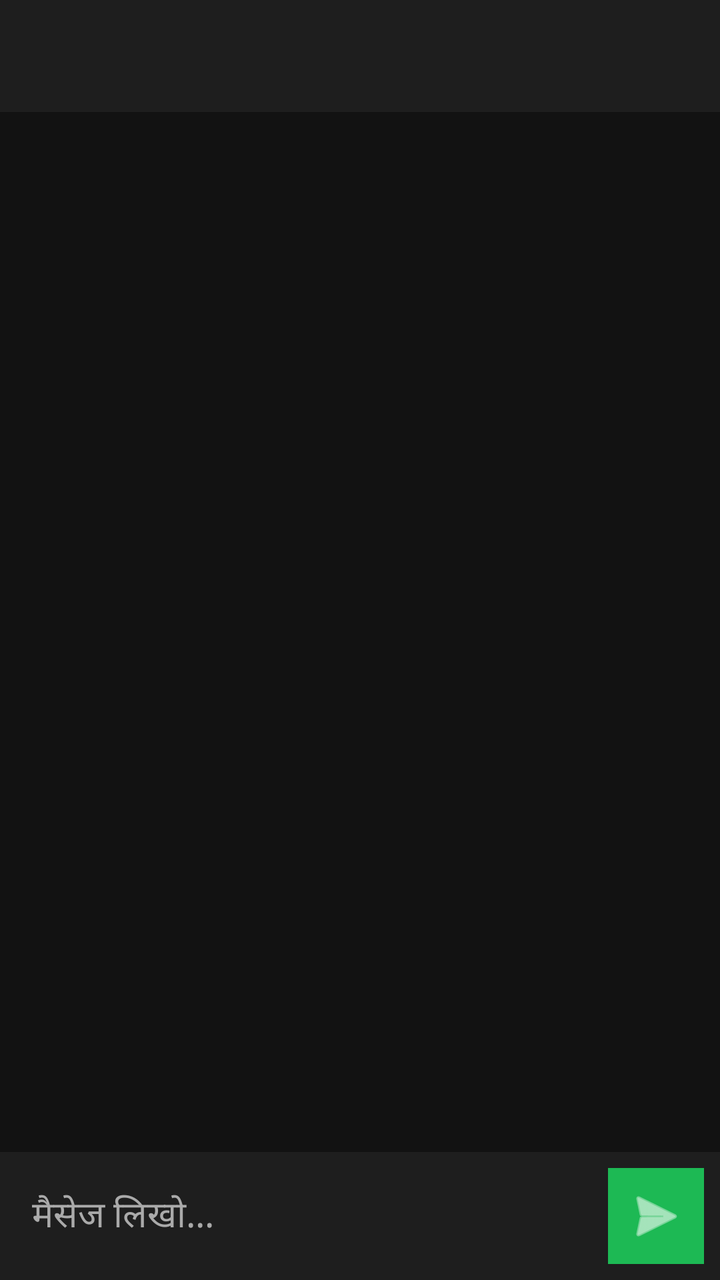
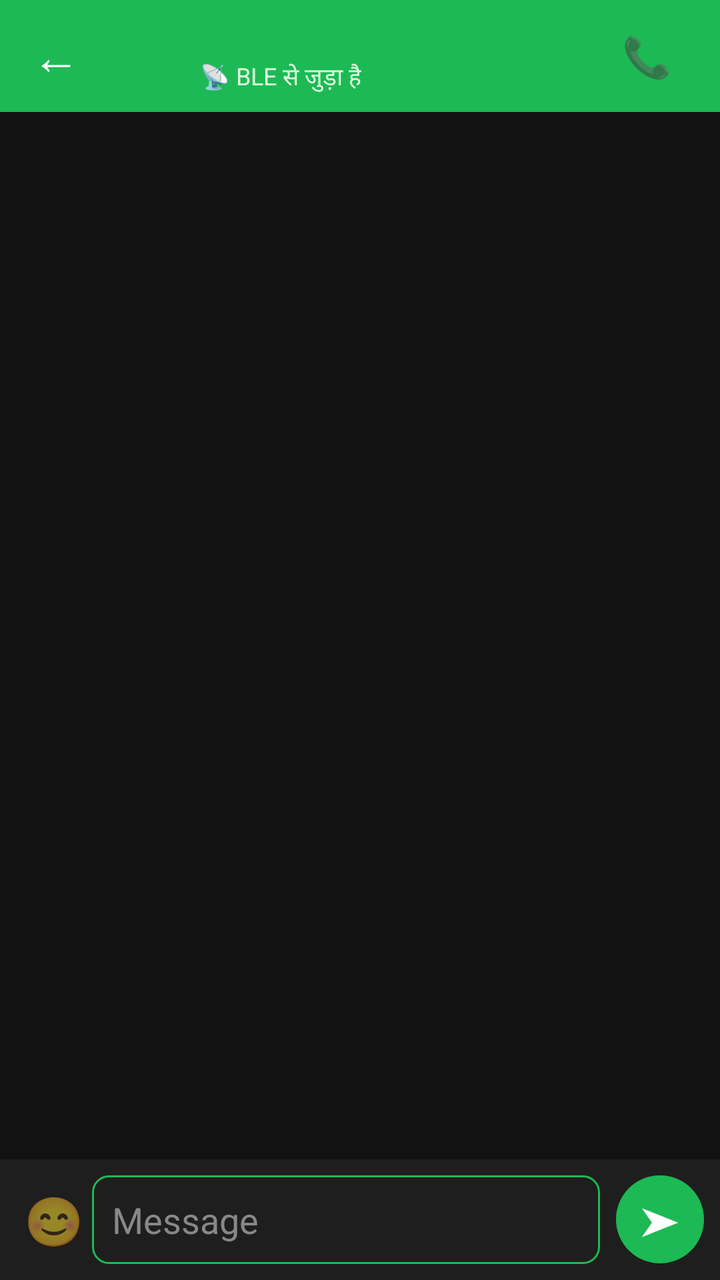

Two renders of the same Android screen: before a commit and after it. Below are the layout's source before the change and the commit's diff.
<!-- AndroidManifest.xml: application theme Theme.FreeChat -->
<!-- res/layout/activity_chat.xml -->
<?xml version="1.0" encoding="utf-8"?>
<LinearLayout xmlns:android="http://schemas.android.com/apk/res/android"
    android:layout_width="match_parent"
    android:layout_height="match_parent"
    android:background="@color/dark_bg"
    android:orientation="vertical">
    <androidx.appcompat.widget.Toolbar
        android:id="@+id/toolbar"
        android:layout_width="match_parent"
        android:layout_height="?attr/actionBarSize"
        android:background="@color/dark_surface"
        android:titleTextColor="@color/white"/>
    <androidx.recyclerview.widget.RecyclerView
        android:id="@+id/rvMessages"
        android:layout_width="match_parent"
        android:layout_height="0dp"
        android:layout_weight="1"
        android:padding="8dp"/>
    <LinearLayout
        android:layout_width="match_parent"
        android:layout_height="wrap_content"
        android:background="@color/dark_surface"
        android:orientation="horizontal"
        android:padding="8dp"
        android:gravity="center_vertical">
        <EditText
            android:id="@+id/etMessage"
            android:layout_width="0dp"
            android:layout_height="wrap_content"
            android:layout_weight="1"
            android:hint="@string/type_message"
            android:textColor="@color/white"
            android:textColorHint="@color/grey"
            android:background="@android:color/transparent"
            android:inputType="textMultiLine"
            android:maxLines="4"
            android:padding="8dp"/>
        <ImageButton
            android:id="@+id/btnSend"
            android:layout_width="48dp"
            android:layout_height="48dp"
            android:src="@android:drawable/ic_menu_send"
            android:background="@color/green"
            android:tint="@color/white"
            android:padding="8dp"/>
    </LinearLayout>
</LinearLayout>
<!-- resources referenced by this layout -->
<resources>
  <color name="dark_bg">#121212</color>
  <color name="dark_surface">#1E1E1E</color>
  <color name="green">#1DB954</color>
  <color name="grey">#AAAAAA</color>
  <color name="white">#FFFFFF</color>
  <string name="type_message">मैसेज लिखो...</string>
  <style name="Theme.FreeChat" parent="Theme.MaterialComponents.DayNight.NoActionBar">
          <item name="colorPrimary">#1DB954</item>
          <item name="colorPrimaryDark">#158a3e</item>
          <item name="colorAccent">#1DB954</item>
          <item name="android:windowBackground">#121212</item>
          <item name="android:textColorPrimary">#FFFFFF</item>
          <item name="android:textColorSecondary">#AAAAAA</item>
      </style>
</resources>

<!-- the commit's change to res/layout/activity_chat.xml (unified diff, before → after) -->
@@ -2,46 +2,117 @@
 <LinearLayout xmlns:android="http://schemas.android.com/apk/res/android"
     android:layout_width="match_parent"
     android:layout_height="match_parent"
-    android:background="@color/dark_bg"
+    android:background="#121212"
     android:orientation="vertical">
-    <androidx.appcompat.widget.Toolbar
-        android:id="@+id/toolbar"
+
+    <LinearLayout
         android:layout_width="match_parent"
-        android:layout_height="?attr/actionBarSize"
-        android:background="@color/dark_surface"
-        android:titleTextColor="@color/white"/>
+        android:layout_height="56dp"
+        android:background="#1DB954"
+        android:gravity="center_vertical"
+        android:paddingStart="8dp"
+        android:paddingEnd="16dp">
+
+        <TextView
+            android:id="@+id/tvBack"
+            android:layout_width="wrap_content"
+            android:layout_height="wrap_content"
+            android:text="←"
+            android:textColor="#FFFFFF"
+            android:textSize="24sp"
+            android:padding="8dp"/>
+
+        <TextView
+            android:id="@+id/tvAvatar"
+            android:layout_width="40dp"
+            android:layout_height="40dp"
+            android:background="@drawable/circle_bg"
+            android:gravity="center"
+            android:textColor="#FFFFFF"
+            android:textSize="18sp"
+            android:textStyle="bold"/>
+
+        <LinearLayout
+            android:layout_width="0dp"
+            android:layout_height="wrap_content"
+            android:layout_weight="1"
+            android:orientation="vertical"
+            android:paddingStart="12dp">
+
+            <TextView
+                android:id="@+id/tvName"
+                android:layout_width="wrap_content"
+                android:layout_height="wrap_content"
+                android:textColor="#FFFFFF"
+                android:textSize="16sp"
+                android:textStyle="bold"/>
+
+            <TextView
+                android:id="@+id/tvStatus"
+                android:layout_width="wrap_content"
+                android:layout_height="wrap_content"
+                android:text="📡 BLE से जुड़ा है"
+                android:textColor="#DDFFDD"
+                android:textSize="12sp"/>
+
+        </LinearLayout>
+
+        <TextView
+            android:layout_width="wrap_content"
+            android:layout_height="wrap_content"
+            android:text="📞"
+            android:textSize="20sp"
+            android:padding="8dp"/>
+
+    </LinearLayout>
+
     <androidx.recyclerview.widget.RecyclerView
         android:id="@+id/rvMessages"
         android:layout_width="match_parent"
         android:layout_height="0dp"
         android:layout_weight="1"
-        android:padding="8dp"/>
+        android:padding="8dp"
+        android:clipToPadding="false"/>
+
     <LinearLayout
         android:layout_width="match_parent"
         android:layout_height="wrap_content"
-        android:background="@color/dark_surface"
-        android:orientation="horizontal"
+        android:background="#1E1E1E"
+        android:gravity="center_vertical"
         android:padding="8dp"
-        android:gravity="center_vertical">
+        android:orientation="horizontal">
+
+        <TextView
+            android:layout_width="wrap_content"
+            android:layout_height="wrap_content"
+            android:text="😊"
+            android:textSize="24sp"
+            android:padding="4dp"/>
+
         <EditText
             android:id="@+id/etMessage"
             android:layout_width="0dp"
             android:layout_height="wrap_content"
             android:layout_weight="1"
-            android:hint="@string/type_message"
-            android:textColor="@color/white"
-            android:textColorHint="@color/grey"
-            android:background="@android:color/transparent"
-            android:inputType="textMultiLine"
+            android:background="@drawable/input_bg"
+            android:hint="Message"
+            android:textColor="#FFFFFF"
+            android:textColorHint="#888888"
+            android:padding="10dp"
             android:maxLines="4"
-            android:padding="8dp"/>
-        <ImageButton
+            android:inputType="textMultiLine"/>
+
+        <TextView
             android:id="@+id/btnSend"
-            android:layout_width="48dp"
-            android:layout_height="48dp"
-            android:src="@android:drawable/ic_menu_send"
-            android:background="@color/green"
-            android:tint="@color/white"
-            android:padding="8dp"/>
+            android:layout_width="44dp"
+            android:layout_height="44dp"
+            android:background="@drawable/circle_bg"
+            android:gravity="center"
+            android:text="➤"
+            android:textColor="#FFFFFF"
+            android:textSize="20sp"
+            android:layout_marginStart="8dp"/>
+
     </LinearLayout>
+
 </LinearLayout>
<!-- resource entries referenced after the edit -->
@@ -1,11 +1,18 @@
 <!-- resources referenced by this layout -->
 <resources>
-  <color name="dark_bg">#121212</color>
-  <color name="dark_surface">#1E1E1E</color>
-  <color name="green">#1DB954</color>
-  <color name="grey">#AAAAAA</color>
-  <color name="white">#FFFFFF</color>
-  <string name="type_message">मैसेज लिखो...</string>
+  <!-- drawable circle_bg (drawable) -->
+  <?xml version="1.0" encoding="utf-8"?>
+  <shape xmlns:android="http://schemas.android.com/apk/res/android"
+      android:shape="oval">
+      <solid android:color="#1DB954"/>
+  </shape>
+  <!-- drawable input_bg (drawable) -->
+  <?xml version="1.0" encoding="utf-8"?>
+  <shape xmlns:android="http://schemas.android.com/apk/res/android">
+      <stroke android:width="1dp" android:color="#1DB954"/>
+      <corners android:radius="8dp"/>
+      <solid android:color="#1E1E1E"/>
+  </shape>
   <style name="Theme.FreeChat" parent="Theme.MaterialComponents.DayNight.NoActionBar">
           <item name="colorPrimary">#1DB954</item>
           <item name="colorPrimaryDark">#158a3e</item>
